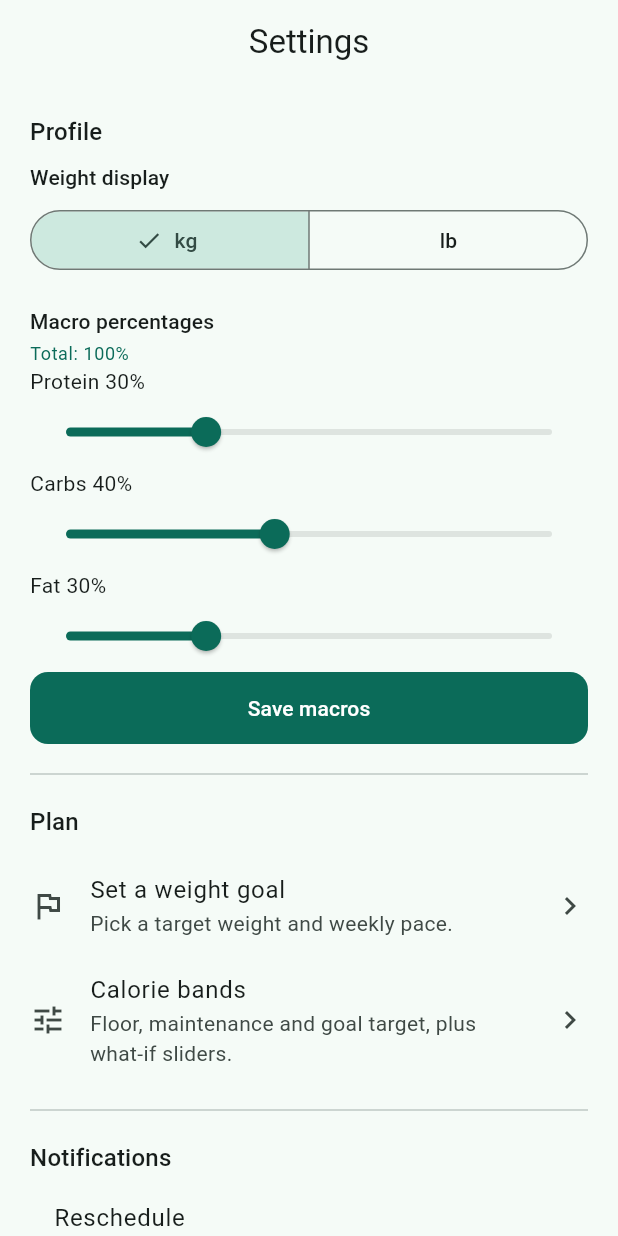
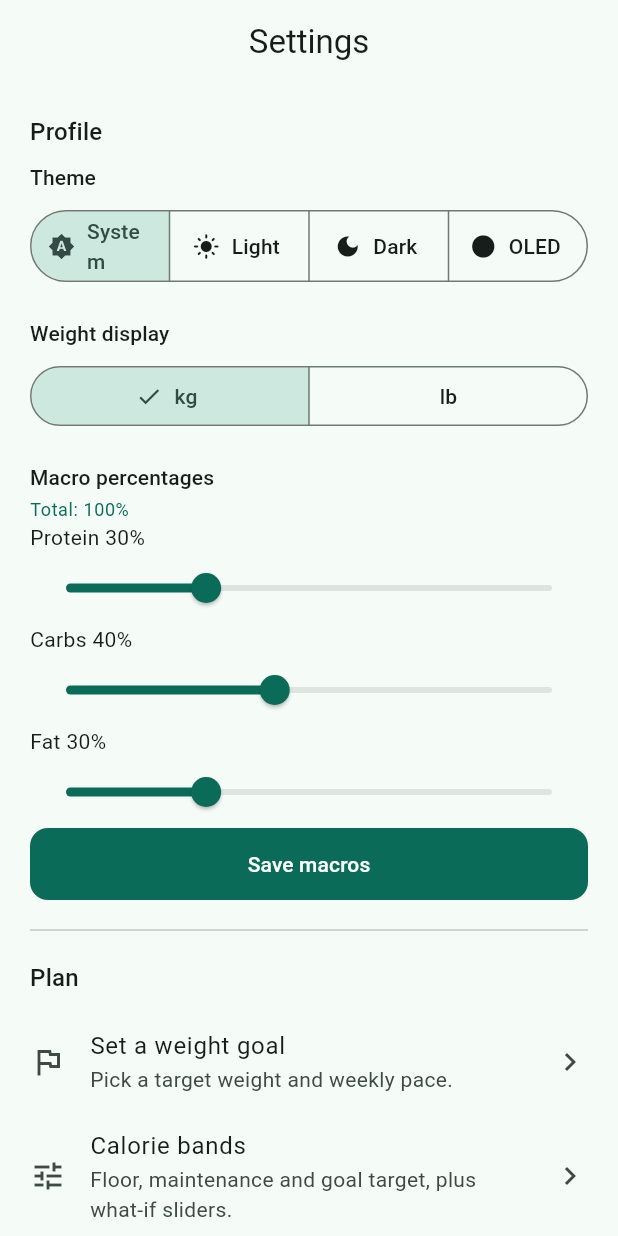
Before and after one commit to OlivTheOlive/CalTrack, a Flutter app: the SettingsScreen screen opened by its route, on a phone screen of 412 x 824 dp. Run offline on Flutter 3.47's test engine with Material 3 defaults, Android fonts, the phone set to English and light mode, and no system bars; our stand-ins replace camera, drift, file_picker, fl_chart, flutter_local_notifications, flutter_timezone and 3 more; missing offline and left inert: google_mlkit_text_recognition, mobile_scanner, sqlite3; accounts and stored records are empty; generated files the repository leaves out were written again.

Commit message:
implemented theme controller with OLED support and theme selection

```diff
--- /dev/null
+++ b/lib/app/theme_controller.dart
@@ -0,0 +1,49 @@
+import 'package:flutter/material.dart';
+import 'package:shared_preferences/shared_preferences.dart';
+
+/// The four theme modes the user can choose from.
+enum AppThemeMode { system, light, dark, oled }
+
+class ThemeController extends ChangeNotifier {
+  ThemeController(this._prefs) {
+    _load();
+  }
+
+  final SharedPreferences _prefs;
+  static const _key = 'app_theme_mode';
+
+  AppThemeMode _mode = AppThemeMode.system;
+  AppThemeMode get mode => _mode;
+
+  void _load() {
+    final stored = _prefs.getString(_key);
+    _mode = AppThemeMode.values.firstWhere(
+      (e) => e.name == stored,
+      orElse: () => AppThemeMode.system,
+    );
+  }
+
+  Future<void> setMode(AppThemeMode mode) async {
+    if (_mode == mode) return;
+    _mode = mode;
+    await _prefs.setString(_key, mode.name);
+    notifyListeners();
+  }
+
+  /// Maps [AppThemeMode] to Flutter's [ThemeMode].
+  /// OLED is dark under the hood; the app selects the OLED [ThemeData]
+  /// separately by checking [isOled].
+  ThemeMode get themeMode {
+    switch (_mode) {
+      case AppThemeMode.light:
+        return ThemeMode.light;
+      case AppThemeMode.dark:
+      case AppThemeMode.oled:
+        return ThemeMode.dark;
+      case AppThemeMode.system:
+        return ThemeMode.system;
+    }
+  }
+
+  bool get isOled => _mode == AppThemeMode.oled;
+}
--- a/lib/features/settings/settings_screen.dart
+++ b/lib/features/settings/settings_screen.dart
@@ -1,5 +1,6 @@
 import 'package:caltrack/app/app_snackbar.dart';
 import 'package:caltrack/app/profile_controller.dart';
+import 'package:caltrack/app/theme_controller.dart';
 import 'package:caltrack/core/units.dart';
 import 'package:caltrack/data/caltrack_repository.dart';
 import 'package:caltrack/data/opennutrition_catalog.dart';
@@ -57,6 +58,13 @@ class _SettingsScreenState extends State<SettingsScreen> {
                 style: Theme.of(context).textTheme.titleMedium,
               ),
               const SizedBox(height: 8),
+              Text(
+                'Theme',
+                style: Theme.of(context).textTheme.titleSmall,
+              ),
+              const SizedBox(height: 8),
+              const _ThemePicker(),
+              const SizedBox(height: 20),
               Text(
                 'Weight display',
                 style: Theme.of(context).textTheme.titleSmall,
@@ -390,3 +398,40 @@ class _FoodDataCounts extends StatelessWidget {
     );
   }
 }
+
+/// Segmented button that lets the user pick between System, Light, Dark, OLED.
+class _ThemePicker extends StatelessWidget {
+  const _ThemePicker();
+
+  @override
+  Widget build(BuildContext context) {
+    final controller = context.watch<ThemeController>();
+    return SegmentedButton<AppThemeMode>(
+      showSelectedIcon: false,
+      segments: const [
+        ButtonSegment(
+          value: AppThemeMode.system,
+          icon: Icon(Icons.brightness_auto),
+          label: Text('System'),
+        ),
+        ButtonSegment(
+          value: AppThemeMode.light,
+          icon: Icon(Icons.light_mode),
+          label: Text('Light'),
+        ),
+        ButtonSegment(
+          value: AppThemeMode.dark,
+          icon: Icon(Icons.dark_mode),
+          label: Text('Dark'),
+        ),
+        ButtonSegment(
+          value: AppThemeMode.oled,
+          icon: Icon(Icons.circle),
+          label: Text('OLED'),
+        ),
+      ],
+      selected: {controller.mode},
+      onSelectionChanged: (s) => controller.setMode(s.first),
+    );
+  }
+}
```
Also changed, not shown: lib/app/theme.dart (+27 -0 lines), lib/main.dart (+10 -2 lines).
